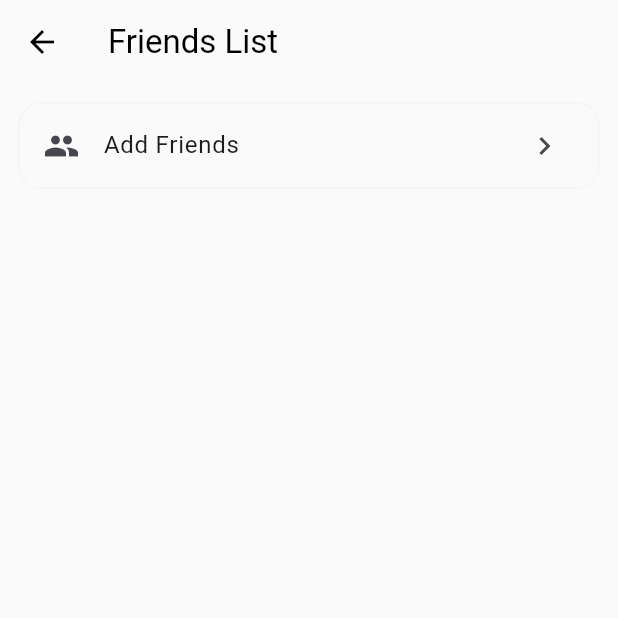
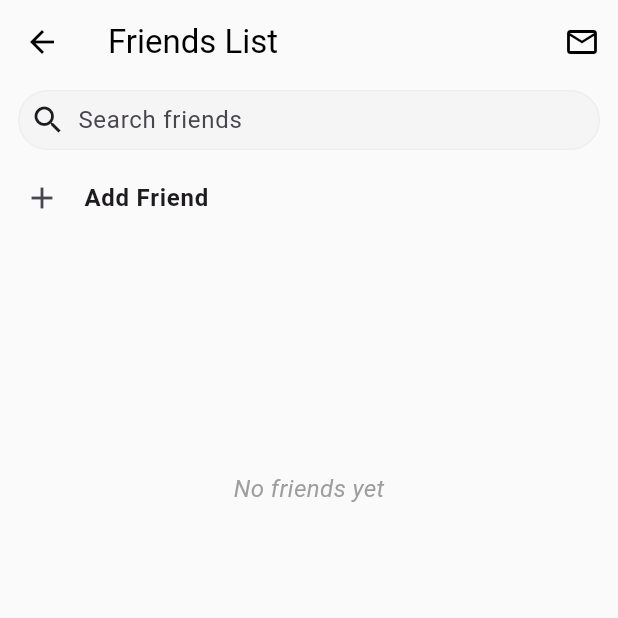
Before and after one commit to leonhsieh-99/bobadex, a Flutter app: the FriendsPage screen opened directly, on a phone screen of 412 x 824 dp, the top half of it. Run offline on Flutter 3.47's test engine with Material 3 defaults, Android fonts, the phone set to English and light mode, and no system bars; our stand-ins replace cached_network_image, flutter_dotenv, flutter_image_compress, flutter_svg, image_picker, shimmer and 1 more; accounts and stored records are empty; network calls fail.

Commit message:
added friend request page

```diff
--- a/lib/config/constants.dart
+++ b/lib/config/constants.dart
@@ -18,8 +18,15 @@ class Constants {
   static MaterialColor getThemeColor(String slug) =>
       themeMap[slug] ?? Colors.grey;
 
-  static const defaultGridColumns = 3;
+  static const defaultGridColumns = 2;
   static const defaultTheme = 'grey';
   static const heartColor = Color(0xFFE49B9B);
   static const starColor = Color(0xFFF8EE9B);
+  static const TextStyle emptyListTextStyle = TextStyle(
+    fontSize: 16,
+    color: Colors.grey,
+    fontStyle: FontStyle.italic,
+    fontWeight: FontWeight.w400
+  );
+  static const TextStyle badgeLabelStyle = TextStyle(fontSize: 10, color: Colors.white);
 }
--- a/lib/models/friendship.dart
+++ b/lib/models/friendship.dart
@@ -2,7 +2,7 @@ import 'package:bobadex/models/user.dart';
 
 class Friendship {
   final String id;
-  final String status;
+  String status;
   final User requester;
   final User addressee;
 
@@ -17,8 +17,8 @@ class Friendship {
     return Friendship(
       id: json['id'],
       status: json['status'],
-      requester: json['requester'],
-      addressee: json['addressee'],
+      requester: User.fromJson(json['requester']),
+      addressee: User.fromJson(json['addressee']),
     );
   }
 }
--- a/lib/pages/friends_page.dart
+++ b/lib/pages/friends_page.dart
@@ -1,7 +1,12 @@
+import 'package:bobadex/models/user.dart';
 import 'package:bobadex/pages/add_friends_page.dart';
+import 'package:bobadex/pages/friend_requests_page.dart';
 import 'package:bobadex/state/friend_state.dart';
+import 'package:bobadex/widgets/custom_search_bar.dart';
+import 'package:bobadex/widgets/thumb_pic.dart';
 import 'package:flutter/material.dart';
 import 'package:provider/provider.dart';
+import '../config/constants.dart';
 
 class FriendsPage extends StatefulWidget {
   const FriendsPage ({
@@ -13,46 +18,97 @@ class FriendsPage extends StatefulWidget {
 }
 
 class _FriendsPageState extends State<FriendsPage> {
+  final _searchController = SearchController();
+
+  List<User> get _friends {
+    return context.watch<FriendState>().friends;
+  }
+
+  List<User> get filteredFriends {
+    final searchQuery = _searchController.text.trim();
+    if (searchQuery.isEmpty) return _friends;
+    return _friends.where((f) => f.displayName.toLowerCase().contains(searchQuery.toLowerCase())).toList();
+  }
+
+  @override
+  void initState() {
+    super.initState();
+    _searchController.addListener(_onSearchChanged);
+  }
+
+  @override
+  void dispose() {
+    _searchController.removeListener(_onSearchChanged);
+    _searchController.dispose();
+    super.dispose();
+  }
+
+  void _onSearchChanged() {
+    setState(() {});
+  }
+
   @override
   Widget build(BuildContext context) {
-    final friends = context.read<FriendState>().friends;
+    final friendState = context.watch<FriendState>();
+    final incomingRequests = friendState.incomingRequests;
+
     return Scaffold(
       appBar: AppBar(
         title: const Text('Friends List'),
+        actions: [
+          IconButton(
+            icon: Badge(
+              isLabelVisible: incomingRequests.isNotEmpty,
+              label: Text(
+                incomingRequests.length.toString(),
+                style: Constants.badgeLabelStyle,
+              ),
+              child: const Icon(Icons.mail_outline),
+            ),
+            onPressed: () {
+              Navigator.push(
+                context,
+                MaterialPageRoute(
+                  builder: (_) => FriendRequestsPage()
+                )
+              );
+            },
+          )
+        ],
       ),
       body: Column(
         children: [
-          Container(
-            margin: const EdgeInsets.all(12),
-            decoration: BoxDecoration(
-              border: Border.all(color: Colors.grey.shade100),
-              borderRadius: BorderRadius.circular(16),
+          CustomSearchBar(
+            controller: _searchController,
+            hintText: 'Search friends',
           ),
-            child: ListTile(
-              title: const Text('Add Friends'),
-              leading: Icon(Icons.people),
-              trailing: Icon(Icons.chevron_right),
+          ListTile(
+            title: Text('Add Friend', style: TextStyle(fontWeight: FontWeight.bold)),
+            leading: Icon(Icons.add),
             onTap: () => Navigator.push(context, MaterialPageRoute(builder: (_) => AddFriendsPage())),
           ),
+          if (_friends.isEmpty)
+            Expanded(
+              child: Center(
+                child: Text(
+                  'No friends yet',
+                  style: Constants.emptyListTextStyle,
+                )
+              )
             ),
           Expanded(
             child: ListView.builder(
-              itemCount: friends.length,
+              itemCount: filteredFriends.length,
               itemBuilder: (context, index) {
-                final friend = friends[index];
+                final friend = filteredFriends[index];
                 return ListTile(
                   title: Text(friend.displayName),
-                  leading: CircleAvatar(
-                    backgroundImage: friend.profileImagePath != null
-                      ? NetworkImage(friend.profileImagePath!)
-                      : null,
-                    child: friend.profileImagePath == null ? Icon(Icons.person) : null,
-                  ),
+                  leading: ThumbPic(url: friend.thumbUrl),
                   subtitle: Text('@${friend.username}'),
                 );
-              }
+              },
             ),
-          )
+          ),
         ],
       )
     );
--- /dev/null
+++ b/lib/widgets/custom_search_bar.dart
@@ -0,0 +1,47 @@
+import 'package:bobadex/config/constants.dart';
+import 'package:bobadex/state/user_state.dart';
+import 'package:flutter/material.dart';
+import 'package:provider/provider.dart';
+
+class CustomSearchBar extends StatelessWidget {
+  final SearchController controller;
+  final String hintText;
+
+  const CustomSearchBar({
+    super.key,
+    required this.controller,
+    required this.hintText,
+  });
+
+  @override
+  Widget build(BuildContext context) {
+    final user = context.watch<UserState>().user;
+    final themeColor = Constants.getThemeColor(user.themeSlug);
+
+    return Padding(
+      padding: const EdgeInsets.symmetric(horizontal: 12, vertical: 4),
+      child: SearchBar(
+        controller: controller,
+        hintText: hintText,
+        constraints: BoxConstraints(
+          minHeight: 40,
+          maxHeight: 40,
+        ),
+        backgroundColor: WidgetStatePropertyAll(themeColor.shade100),
+        padding: WidgetStatePropertyAll(EdgeInsets.symmetric(horizontal: 8, vertical: 0)),
+        elevation: WidgetStatePropertyAll(0),
+        side: WidgetStatePropertyAll(
+          BorderSide(color: themeColor.shade200, width: 1),
+        ),
+        leading: const Icon(Icons.search),
+        trailing: [
+          if (controller.text.isNotEmpty)
+            IconButton(
+              icon: const Icon(Icons.clear),
+              onPressed: () => controller.clear(),
+            ),
+        ],
+      ),
+    );
+  }
+}
```
Also changed, not shown: lib/app_initializer.dart (+34 -7 lines), lib/pages/add_friends_page.dart (+8 -20 lines), lib/pages/add_shop_search_page.dart (+5 -9 lines), lib/pages/auth_page.dart (+1 -6 lines), lib/pages/friend_requests_page.dart (added, +116 -0 lines), lib/pages/home_page.dart (+3 -6 lines), lib/state/friend_state.dart (+49 -0 lines), lib/widgets/command_icon.dart (+11 -1 lines), lib/widgets/thumb_pic.dart (added, +60 -0 lines). Lines whose indentation alone changed are shown as unchanged.
